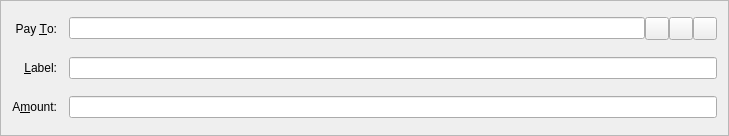
Before: the Qt Designer form src/qt/forms/sendcoinsentry.ui in corryl/ItalyCoin, drawn with Qt 5.
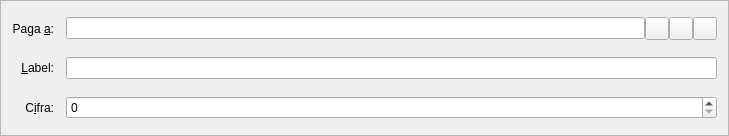
After: the same form once the commit is applied. Icons and pictures are not drawn. Custom widgets are drawn as their Qt base class.

```diff
--- a/src/qt/forms/sendcoinsentry.ui
+++ b/src/qt/forms/sendcoinsentry.ui
@@ -26,7 +26,7 @@
    <item row="5" column="0">
     <widget class="QLabel" name="label">
      <property name="text">
-      <string>A&amp;mount:</string>
+      <string>C&amp;ifra:</string>
      </property>
      <property name="alignment">
       <set>Qt::AlignRight|Qt::AlignTrailing|Qt::AlignVCenter</set>
@@ -39,7 +39,7 @@
    <item row="3" column="0">
     <widget class="QLabel" name="label_2">
      <property name="text">
-      <string>Pay &amp;To:</string>
+      <string>Paga &amp;a:</string>
      </property>
      <property name="alignment">
       <set>Qt::AlignRight|Qt::AlignTrailing|Qt::AlignVCenter</set>
@@ -152,7 +152,7 @@
  <customwidgets>
   <customwidget>
    <class>BitcoinAmountField</class>
-   <extends>QLineEdit</extends>
+   <extends>QSpinBox</extends>
    <header>bitcoinamountfield.h</header>
    <container>1</container>
   </customwidget>
```
